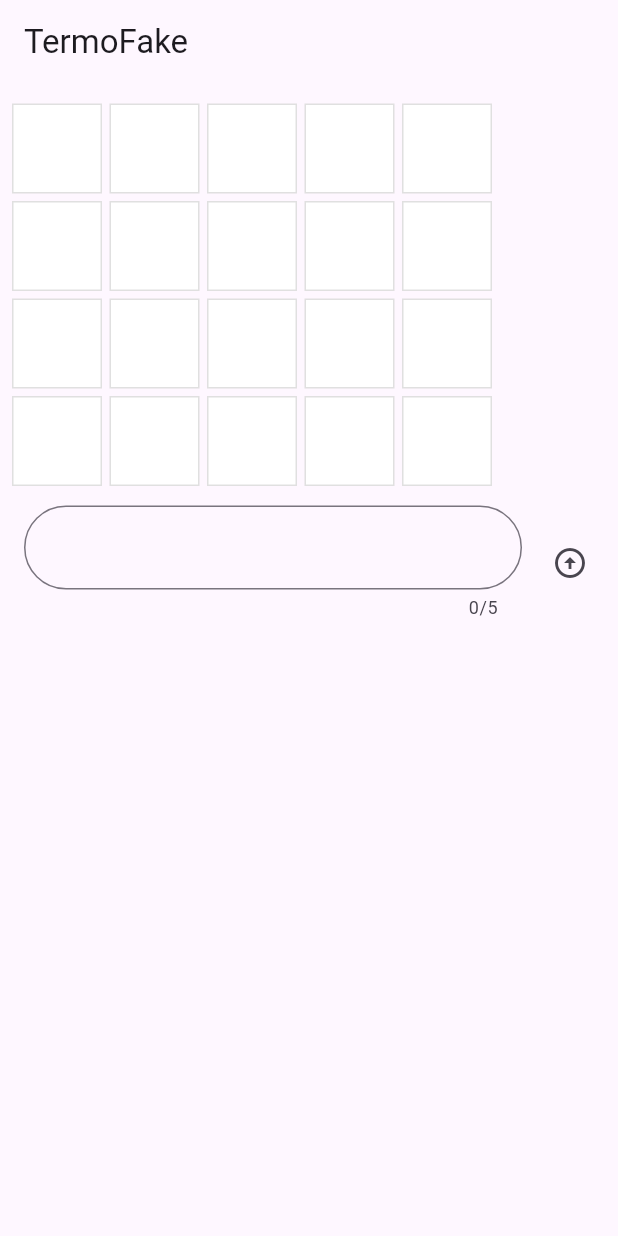
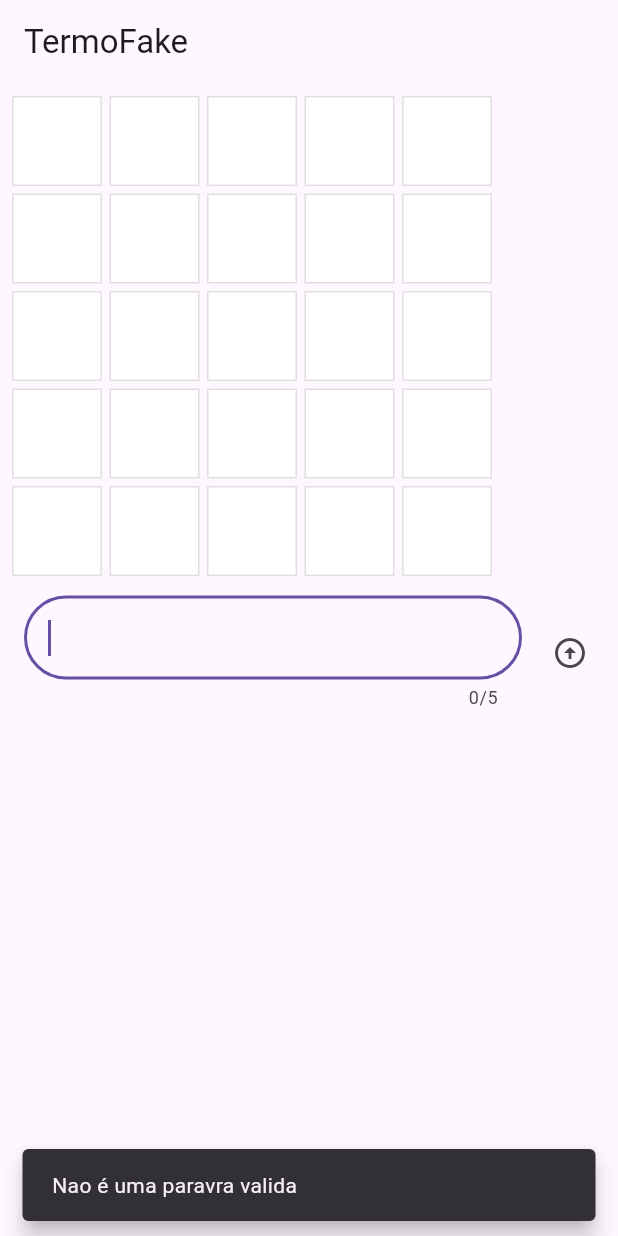
Before and after one commit to Emanuell-Rossetto/termo_flutter, a Flutter app: the screen it shows after launch, after a tap on the "arrow circle up" icon, on a phone screen of 412 x 824 dp. Run offline on Flutter 3.47's test engine with Material 3 defaults, Android fonts, the light colour scheme and no system bars.

Commit message:
Trabalho Finalizado, adicionando mensagem final corrigida

```diff
--- a/analysis_options.yaml
+++ b/analysis_options.yaml
@@ -1 +1 @@
-include: package:flutter_lints/flutter.yaml
+# include: package:flutter_lints/flutter.yaml
--- a/lib/main.dart
+++ b/lib/main.dart
@@ -38,8 +38,8 @@
       decoration: BoxDecoration(
         border: Border.all(color: Colors.grey.shade300),
         color: switch (hitType) {
-          HitType.hit => Colors.green,
-          HitType.partial => Colors.yellow,
+          HitType.hit => const Color.fromARGB(255, 59, 109, 60),
+          HitType.partial => const Color.fromARGB(255, 219, 198, 5),
           HitType.miss => Colors.grey,
           _ => Colors.white,
         },
@@ -81,13 +81,30 @@
             ),
           GuessInput(
             onSubmitGuess: (String guess) {
-              setState(() {
-                _game.guess(guess);
+
+
+              if (_game.isLegalGuess(guess)){
+
+                setState(() {
+                  _game.guess(guess);
               });
+
+                }
+                else {
+                  ScaffoldMessenger.of(context).showSnackBar(
+                     SnackBar(
+                      content: Text("${guess} Nao é uma paravra valida"),
+                      duration: Duration(seconds: 2),
+                      behavior: SnackBarBehavior.floating,
+                    )
+                  );
+
+                }
+
             }
           ),
           if (_game.didWin) Text('Parabéns, você venceu!')
-          else if (_game.didLose) Text('Que pena, você perdeu! A palavra era ${_game.matchGuessOnly}'),
+          else if (_game.didLose) Text('Que pena, você perdeu! A palavra era ${_game.hiddenWord}'),
         ],
       ),
       );
```
Also changed, not shown: pubspec.lock.
